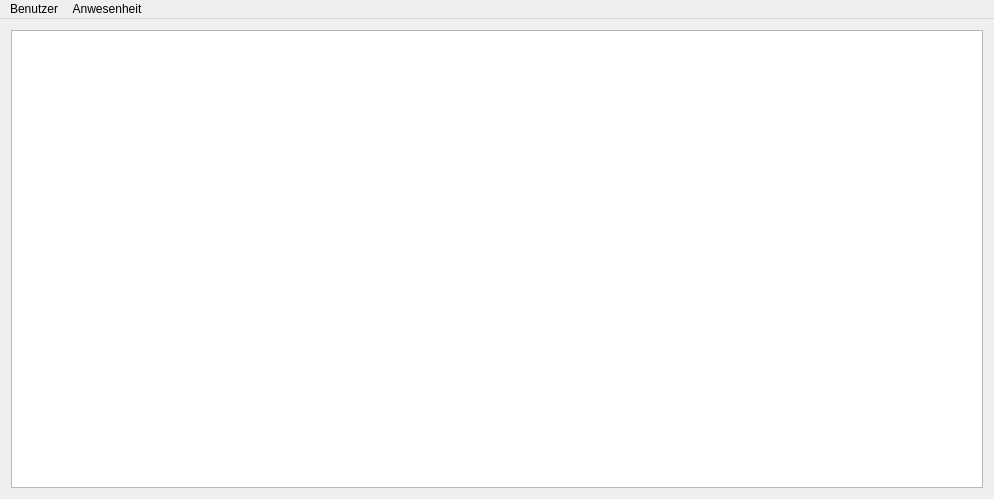
The window that mainwindow.ui (Kopfwerk-Datensysteme/Power.Attendance) describes before a commit, drawn with Qt 5.
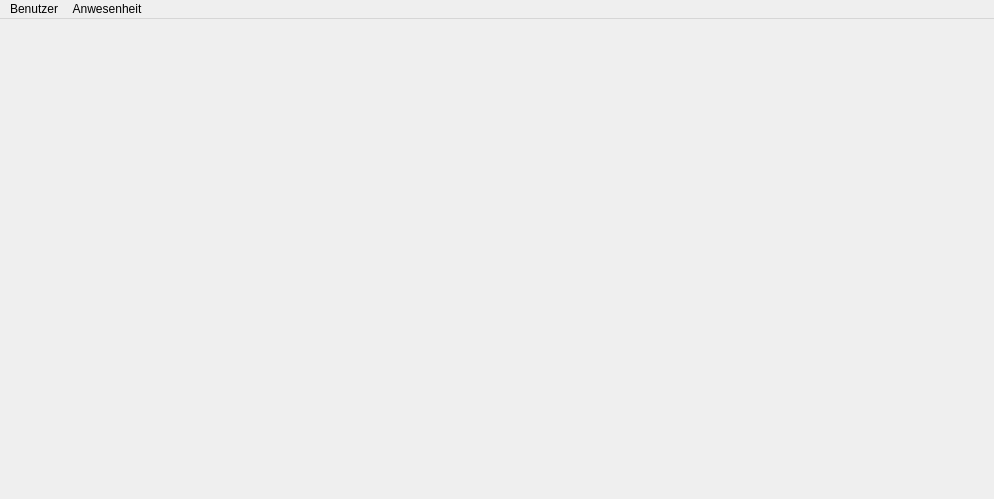
The same window after the commit.

Commit message: removed unused shortcuts

What changed in the file:
```diff
--- a/mainwindow.ui
+++ b/mainwindow.ui
@@ -26,11 +26,7 @@
      <verstretch>0</verstretch>
     </sizepolicy>
    </property>
-   <layout class="QHBoxLayout" name="horizontalLayout_2">
-    <item>
-     <widget class="QGraphicsView" name="graphicsViewFingerprint"/>
-    </item>
-   </layout>
+   <layout class="QHBoxLayout" name="horizontalLayout_2"/>
   </widget>
   <widget class="QMenuBar" name="menuBar">
    <property name="geometry">
```
Left out of the diff: 85 changed lines with no effect on the pictures. The commit also changes 1 other file.
